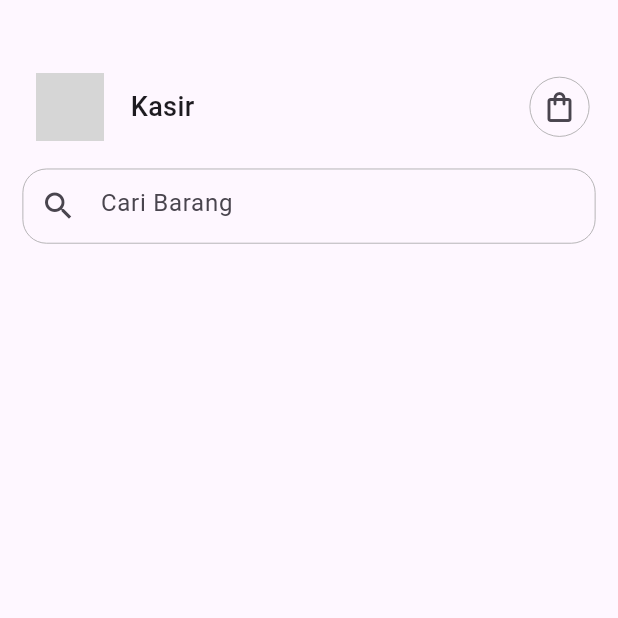
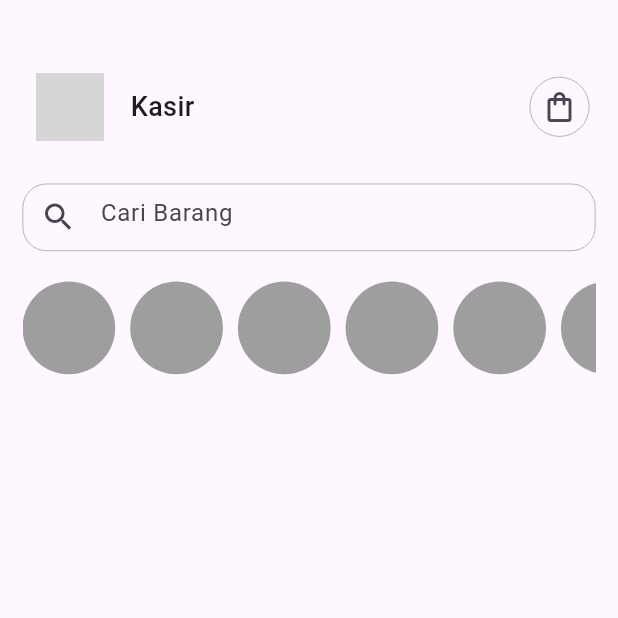
Before and after one commit to Farhan1033/Cashier-App, a Flutter app: the screen it shows after launch, on a phone screen of 412 x 824 dp, the top half of it. Run offline on Flutter 3.47's test engine with Material 3 defaults, Android fonts, the phone set to English and light mode, and no system bars; network calls fail; grey boxes are pictures that could not be loaded.

Commit message:
Refactor HomePage layout and add search form

```diff
--- a/lib/features/Home/Layout/home_page.dart
+++ b/lib/features/Home/Layout/home_page.dart
@@ -12,19 +12,31 @@ class HomePage extends StatelessWidget {
         child: Column(
           children: [
             buildHeader(context),
+            const SizedBox(
+              height: 10,
+            ),
+            buildSearchForm(),
+            const SizedBox(
+              height: 10,
+            ),
             SizedBox(
-              height: 50,
-              child: TextFormField(
-                decoration: InputDecoration(
-                    prefixIcon: Icon(Icons.search_outlined),
-                    hintText: "Cari Barang",
-                    border: OutlineInputBorder(
-                        borderRadius: BorderRadius.circular(16.0),
-                        borderSide: BorderSide(color: Colors.grey, width: 0.5)),
-                    enabledBorder: OutlineInputBorder(
-                        borderRadius: BorderRadius.circular(16.0),
-                        borderSide:
-                            BorderSide(color: Colors.grey, width: 0.5))),
+              height: MediaQuery.of(context).size.height * 0.1,
+              width: MediaQuery.of(context).size.width,
+              child: ListView.builder(
+                shrinkWrap: true,
+                scrollDirection: Axis.horizontal,
+                itemCount: 10,
+                itemBuilder: (context, index) {
+                  return Container(
+                    margin: const EdgeInsets.only(right: 10),
+                    height: MediaQuery.of(context).size.height * 0.1,
+                    width: MediaQuery.of(context).size.width * 0.15,
+                    decoration: BoxDecoration(
+                      color: Colors.grey,
+                      shape: BoxShape.circle,
+                    ),
+                  );
+                },
               ),
             )
           ],
@@ -70,4 +82,22 @@ class HomePage extends StatelessWidget {
       ],
     );
   }
+
+  TextFormField buildSearchForm() {
+    return TextFormField(
+      decoration: InputDecoration(
+          prefixIcon: Icon(Icons.search_outlined),
+          hintText: "Cari Barang",
+          border: OutlineInputBorder(
+              borderRadius: BorderRadius.circular(16.0),
+              borderSide: BorderSide(color: Colors.grey, width: 0.5)),
+          constraints: BoxConstraints(maxHeight: 45),
+          focusedBorder: OutlineInputBorder(
+              borderRadius: BorderRadius.circular(16.0),
+              borderSide: BorderSide(color: Colors.grey, width: 0.5)),
+          enabledBorder: OutlineInputBorder(
+              borderRadius: BorderRadius.circular(16.0),
+              borderSide: BorderSide(color: Colors.grey, width: 0.5))),
+    );
+  }
 }
```
